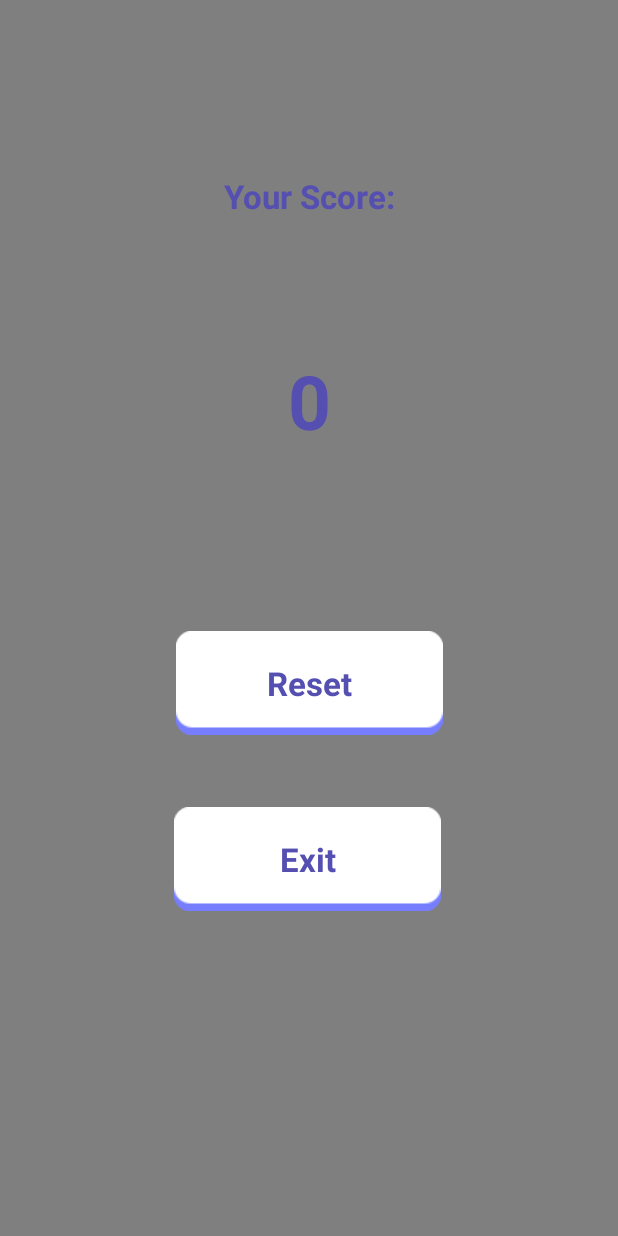
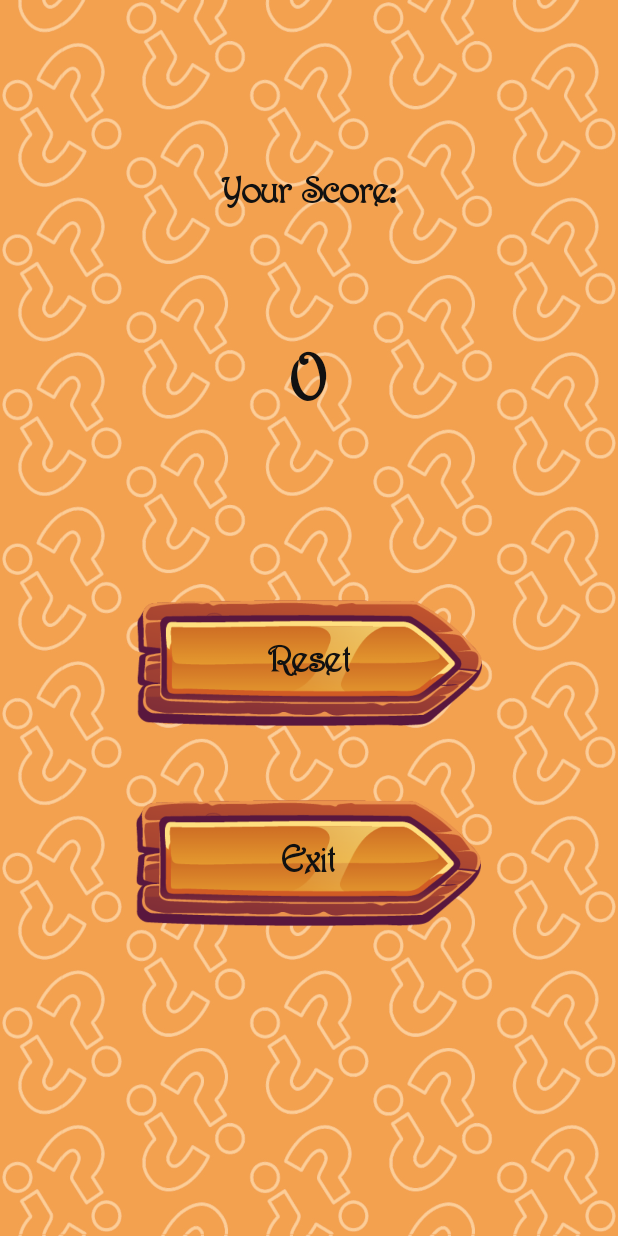
Before and after one commit to Mirak30/QuizApp, an Android app: the Result screen opened directly, with no data from a screen before it, on a phone screen of 412 x 824 dp. Run offline under Robolectric (Android 15) with nearby library versions, the phone set to English and light mode, and no system bars.

Commit message:
Modificado Estético
Se ha modificado el resultado, pero aún hay que implementar el ranking.

```diff
--- a/app/src/main/res/layout/activity_quiz_images.xml
+++ b/app/src/main/res/layout/activity_quiz_images.xml
@@ -49,6 +49,8 @@
         android:background="@drawable/port_img"
         android:paddingLeft="5sp"
         android:scaleType="fitXY"
+        app:layout_constraintEnd_toEndOf="parent"
+        app:layout_constraintHorizontal_bias="0.0"
         app:layout_constraintStart_toStartOf="parent"
         app:layout_constraintTop_toBottomOf="@+id/imageView"
         tools:ignore="SpeakableTextPresentCheck" />
--- a/app/src/main/res/layout/activity_result.xml
+++ b/app/src/main/res/layout/activity_result.xml
@@ -4,20 +4,20 @@
     xmlns:tools="http://schemas.android.com/tools"
     android:layout_width="match_parent"
     android:layout_height="match_parent"
-    android:background="@drawable/bgapp"
+    android:background="@drawable/fondo_background0"
     tools:context=".Result">
 
     <ImageButton
         android:id="@+id/BReset"
-        android:layout_width="wrap_content"
-        android:layout_height="wrap_content"
+        android:layout_width="230dp"
+        android:layout_height="85dp"
         android:layout_marginTop="120dp"
-        android:background="@drawable/bgpurple"
+        android:background="@drawable/boton_tipo3"
+        android:scaleType="centerCrop"
         app:layout_constraintEnd_toEndOf="parent"
         app:layout_constraintHorizontal_bias="0.502"
         app:layout_constraintStart_toStartOf="parent"
         app:layout_constraintTop_toBottomOf="@+id/textResult"
-        app:srcCompat="@drawable/bgpurple"
         tools:ignore="SpeakableTextPresentCheck" />
 
     <TextView
@@ -25,9 +25,11 @@
         android:layout_width="wrap_content"
         android:layout_height="wrap_content"
         android:text="Reset"
-        android:textColor="#544FB0"
-        android:textSize="22sp"
+        android:textAlignment="center"
+        android:textColor="#111111"
+        android:textSize="25sp"
         android:textStyle="bold"
+        android:fontFamily="@font/harringt"
         app:layout_constraintBottom_toBottomOf="@+id/BReset"
         app:layout_constraintEnd_toEndOf="@+id/BReset"
         app:layout_constraintStart_toStartOf="@+id/BReset"
@@ -35,15 +37,14 @@
 
     <ImageButton
         android:id="@+id/BExitFinal"
-        android:layout_width="wrap_content"
-        android:layout_height="wrap_content"
+        android:layout_width="230dp"
+        android:layout_height="85dp"
         android:layout_marginTop="48dp"
-        android:background="@drawable/bgpurple"
+        android:background="@drawable/boton_tipo3"
         app:layout_constraintEnd_toEndOf="parent"
         app:layout_constraintHorizontal_bias="0.497"
         app:layout_constraintStart_toStartOf="parent"
         app:layout_constraintTop_toBottomOf="@+id/BReset"
-        app:srcCompat="@drawable/bgpurple"
         tools:ignore="SpeakableTextPresentCheck" />
 
     <TextView
@@ -51,9 +52,11 @@
         android:layout_width="wrap_content"
         android:layout_height="wrap_content"
         android:text="Exit"
-        android:textColor="#544FB0"
-        android:textSize="22sp"
+        android:textAlignment="center"
+        android:textColor="#111111"
+        android:textSize="25sp"
         android:textStyle="bold"
+        android:fontFamily="@font/harringt"
         app:layout_constraintBottom_toBottomOf="@+id/BExitFinal"
         app:layout_constraintEnd_toEndOf="@+id/BExitFinal"
         app:layout_constraintStart_toStartOf="@+id/BExitFinal"
@@ -65,9 +68,11 @@
         android:layout_height="wrap_content"
         android:layout_marginTop="116dp"
         android:text="Your Score:"
-        android:textColor="#544FB0"
-        android:textSize="22sp"
+        android:textAlignment="center"
+        android:textColor="#111111"
+        android:textSize="25sp"
         android:textStyle="bold"
+        android:fontFamily="@font/harringt"
         app:layout_constraintEnd_toEndOf="parent"
         app:layout_constraintStart_toStartOf="parent"
         app:layout_constraintTop_toTopOf="parent" />
@@ -78,10 +83,11 @@
         android:layout_height="wrap_content"
         android:layout_marginTop="88dp"
         android:text="0"
-        android:textColor="#544FB0"
+        android:textAlignment="center"
+        android:textColor="#111111"
         android:textSize="50sp"
         android:textStyle="bold"
-        android:visibility="visible"
+        android:fontFamily="@font/harringt"
         app:layout_constraintEnd_toEndOf="parent"
         app:layout_constraintStart_toStartOf="parent"
         app:layout_constraintTop_toBottomOf="@+id/textScore" />
```
